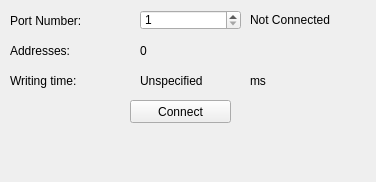
Before: the Qt Designer form LightController3/Widgets/serialport.ui in pgTech123/Light-Controller, drawn with Qt 5.
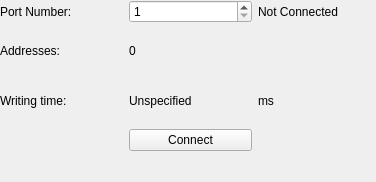
After: the same form once the commit is applied.

Commit message: Lights available class created

The edit to the form file:
```diff
--- a/LightController3/Widgets/serialport.ui
+++ b/LightController3/Widgets/serialport.ui
@@ -26,126 +26,86 @@
    <string>Serial Port Interface</string>
   </property>
   <widget class="QWidget" name="dockWidgetContents">
-   <widget class="QPushButton" name="pushButtonConnect">
+   <widget class="QWidget" name="gridLayoutWidget">
     <property name="geometry">
      <rect>
-      <x>130</x>
-      <y>100</y>
-      <width>101</width>
-      <height>23</height>
+      <x>0</x>
+      <y>0</y>
+      <width>381</width>
+      <height>151</height>
      </rect>
     </property>
-    <property name="text">
-     <string>Connect</string>
-    </property>
+    <layout class="QGridLayout" name="gridLayout">
+     <item row="0" column="2">
+      <widget class="QLabel" name="labelConnectionStatus">
+       <property name="text">
+        <string>Not Connected</string>
+       </property>
+      </widget>
+     </item>
+     <item row="3" column="2">
+      <widget class="QLabel" name="labelMs">
+       <property name="text">
+        <string>ms</string>
+       </property>
+      </widget>
+     </item>
+     <item row="0" column="1">
+      <widget class="QSpinBox" name="spinBoxPortNum">
+       <property name="minimum">
+        <number>1</number>
+       </property>
+       <property name="maximum">
+        <number>5</number>
+       </property>
+      </widget>
+     </item>
+     <item row="3" column="0">
+      <widget class="QLabel" name="labelWritingTime">
+       <property name="text">
+        <string>Writing time:</string>
+       </property>
+      </widget>
+     </item>
+     <item row="2" column="0">
+      <widget class="QLabel" name="labelAddresses">
+       <property name="text">
+        <string>Addresses:</string>
+       </property>
+      </widget>
+     </item>
+     <item row="0" column="0">
+      <widget class="QLabel" name="labelPortNum">
+       <property name="text">
+        <string>Port Number:</string>
+       </property>
+      </widget>
+     </item>
+     <item row="4" column="1">
+      <widget class="QPushButton" name="pushButtonConnect">
+       <property name="text">
+        <string>Connect</string>
+       </property>
+      </widget>
+     </item>
+     <item row="3" column="1">
+      <widget class="QLabel" name="label_DigitWritingTime">
+       <property name="text">
+        <string>Unspecified</string>
+       </property>
+      </widget>
+     </item>
+     <item row="2" column="1">
+      <widget class="QLabel" name="label_DigitAddresses">
+       <property name="text">
+        <string>0</string>
+       </property>
+      </widget>
+     </item>
+    </layout>
    </widget>
-   <widget class="QLabel" name="labelWritingTime">
-    <property name="geometry">
-     <rect>
-      <x>10</x>
-      <y>70</y>
-      <width>111</width>
-      <height>21</height>
-     </rect>
-    </property>
-    <property name="text">
-     <string>Writing time:</string>
-    </property>
-   </widget>
-   <widget class="QLabel" name="label_DigitWritingTime">
-    <property name="geometry">
-     <rect>
-      <x>140</x>
-      <y>70</y>
-      <width>113</width>
-      <height>21</height>
-     </rect>
-    </property>
-    <property name="text">
-     <string>Unspecified</string>
-    </property>
-   </widget>
-   <widget class="QLabel" name="labelMs">
-    <property name="geometry">
-     <rect>
-      <x>250</x>
-      <y>70</y>
-      <width>41</width>
-      <height>21</height>
-     </rect>
-    </property>
-    <property name="text">
-     <string>ms</string>
-    </property>
-   </widget>
-   <widget class="QLabel" name="labelAddresses">
-    <property name="geometry">
-     <rect>
-      <x>10</x>
-      <y>40</y>
-      <width>91</width>
-      <height>21</height>
-     </rect>
-    </property>
-    <property name="text">
-     <string>Addresses:</string>
-    </property>
-   </widget>
-   <widget class="QLabel" name="label_DigitAddresses">
-    <property name="geometry">
-     <rect>
-      <x>140</x>
-      <y>40</y>
-      <width>113</width>
-      <height>21</height>
-     </rect>
-    </property>
-    <property name="text">
-     <string>0</string>
-    </property>
-   </widget>
-   <widget class="QLabel" name="labelConnectionStatus">
-    <property name="geometry">
-     <rect>
-      <x>250</x>
-      <y>10</y>
-      <width>111</width>
-      <height>20</height>
-     </rect>
-    </property>
-    <property name="text">
-     <string>Not Connected</string>
-    </property>
-   </widget>
-   <widget class="QSpinBox" name="spinBoxPortNum">
-    <property name="geometry">
-     <rect>
-      <x>140</x>
-      <y>10</y>
-      <width>101</width>
-      <height>20</height>
-     </rect>
-    </property>
-    <property name="minimum">
-     <number>1</number>
-    </property>
-    <property name="maximum">
-     <number>5</number>
-    </property>
-   </widget>
-   <widget class="QLabel" name="labelPortNum">
-    <property name="geometry">
-     <rect>
-      <x>10</x>
-      <y>10</y>
-      <width>101</width>
-      <height>21</height>
-     </rect>
-    </property>
-    <property name="text">
-     <string>Port Number:</string>
-    </property>
-   </widget>
+   <zorder>gridLayoutWidget</zorder>
+   <zorder>labelPortNum</zorder>
   </widget>
  </widget>
  <resources/>
```
The commit also changes 6 other files.
